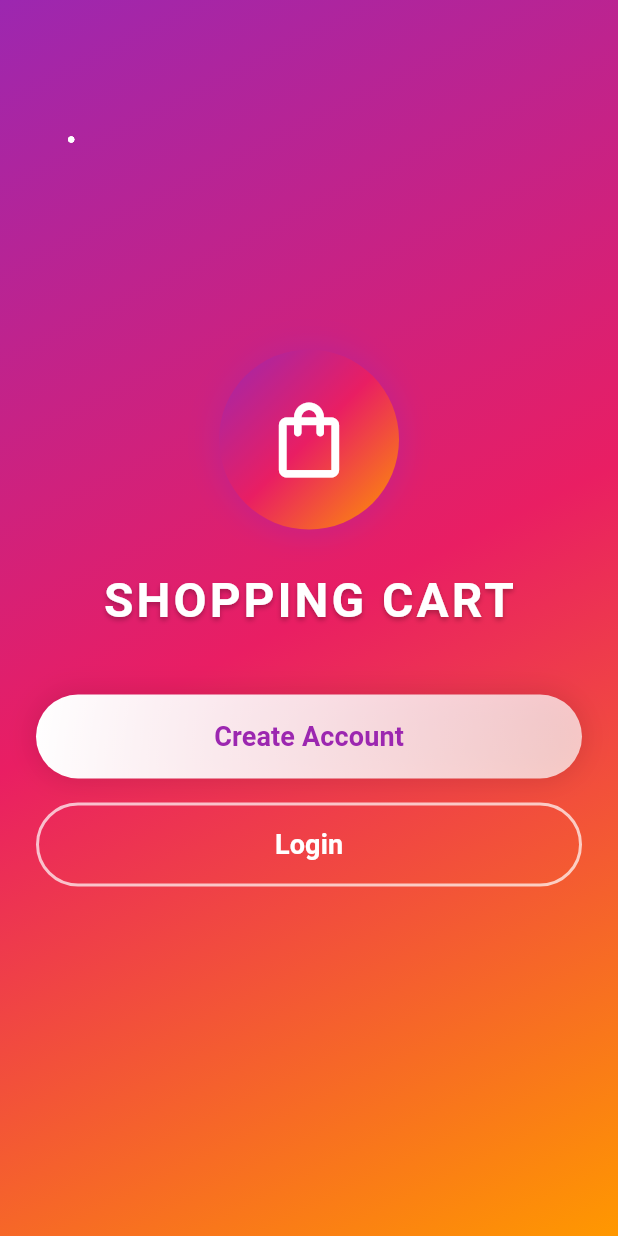
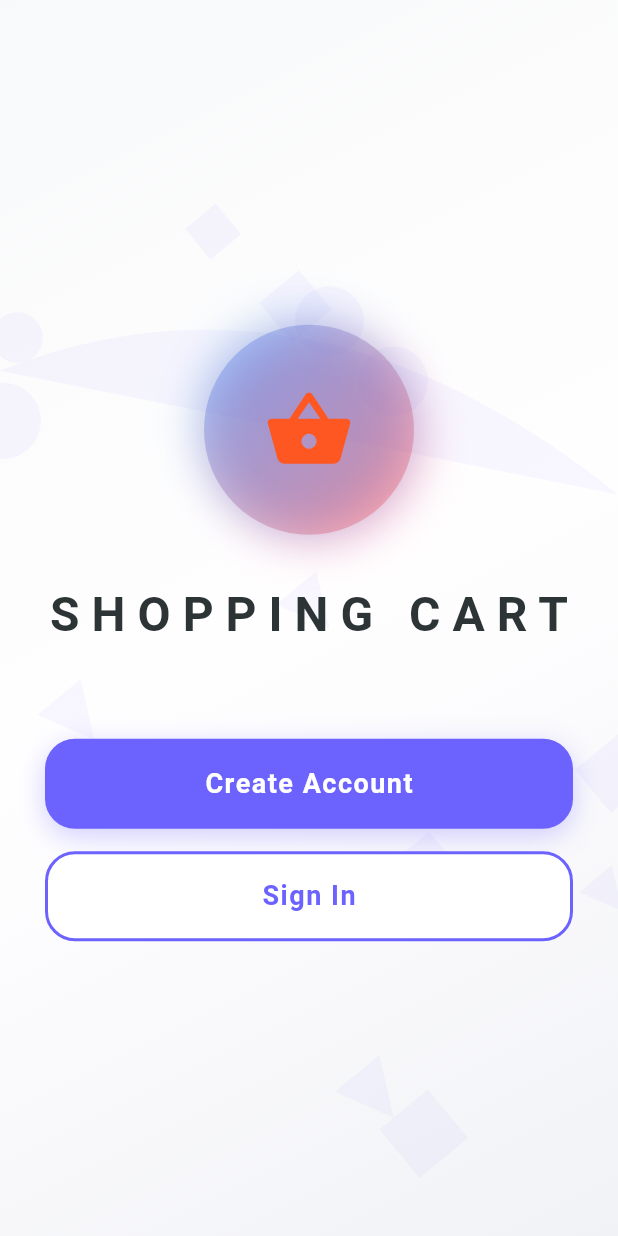
Before and after one commit to keerthana2331/level8, a Flutter app: the screen it shows after launch, on a phone screen of 412 x 824 dp. Run offline on Flutter 3.47's test engine with Material 3 defaults, Android fonts, the light colour scheme and no system bars; our stand-ins replace email_validator, shared_preferences.

Commit message:
made some changes into it

```diff
--- a/lib/first_screen.dart
+++ b/lib/first_screen.dart
@@ -7,171 +7,284 @@ class ShoppingHomePage extends StatelessWidget {
   @override
   Widget build(BuildContext context) {
     return Scaffold(
-      body: Container(
-        decoration: const BoxDecoration(
-          gradient: LinearGradient(
-            colors: [Colors.purple, Colors.pink, Colors.orange],
-            begin: Alignment.topLeft,
-            end: Alignment.bottomRight,
+      body: Stack(
+        children: [
+          Positioned.fill(
+            child: CustomPaint(
+              painter: CurvedBackgroundPainter(),
             ),
           ),
-        child: Stack(
+          buildFloatingShapes(),
+          SafeArea(
+            child: Column(
               children: [
-            buildParticles(),
-            SafeArea(
-              child: Padding(
-                padding: const EdgeInsets.symmetric(horizontal: 24),
+                const SizedBox(height: 40),
+                const Spacer(),
+                buildMainContent(context),
+                const Spacer(),
+                const SizedBox(height: 20),
+              ],
+            ),
+          ),
+        ],
+      ),
+    );
+  }
+
+  Widget buildMainContent(BuildContext context) {
+    return TweenAnimationBuilder(
+      duration: const Duration(seconds: 1),
+      tween: Tween<double>(begin: 0, end: 1),
+      builder: (context, double value, child) {
+        return Transform.translate(
+          offset: Offset(0, 50 * (1 - value)),
+          child: Opacity(
+            opacity: value,
             child: Column(
-                  mainAxisAlignment: MainAxisAlignment.center,
               children: [
-                    buildLogo(),
-                    const SizedBox(height: 40),
+                buildLogoSection(),
+                const SizedBox(height: 60),
                 buildAuthButtons(context),
               ],
             ),
           ),
+        );
+      },
+    );
+  }
+
+  Widget buildLogoSection() {
+    return Column(
+      children: [
+        TweenAnimationBuilder(
+          duration: const Duration(seconds: 1),
+          tween: Tween<double>(begin: 0, end: 1),
+          builder: (context, double value, child) {
+            return Transform.scale(
+              scale: value,
+              child: Stack(
+                alignment: Alignment.center,
+                children: [
+                  Container(
+                    width: 140,
+                    height: 140,
+                    decoration: BoxDecoration(
+                      gradient: LinearGradient(
+                        colors: [
+                          Colors.blueAccent.withOpacity(0.4),
+                          Colors.redAccent.withOpacity(0.4),
+                        ],
+                        begin: Alignment.topLeft,
+                        end: Alignment.bottomRight,
+                      ),
+                      borderRadius: BorderRadius.circular(70),
+                      boxShadow: [
+                        BoxShadow(
+                          color: Colors.pink.withOpacity(0.3),
+                          blurRadius: 25,
+                          offset: const Offset(5, 5),
+                        ),
+                        BoxShadow(
+                          color: Colors.blue.withOpacity(0.3),
+                          blurRadius: 25,
+                          offset: const Offset(-5, -5),
                         ),
                       ],
                     ),
                   ),
-    );
-  }
-
-  Widget buildLogo() {
-    return Column(
-      children: [
-        Container(
-          width: 120,
-          height: 120,
-          decoration: BoxDecoration(
-            shape: BoxShape.circle,
-            gradient: const LinearGradient(
-              colors: [Colors.purple, Colors.pink, Colors.orange],
-              begin: Alignment.topLeft,
-              end: Alignment.bottomRight,
-            ),
-            boxShadow: [
-              BoxShadow(
-                color: Colors.purple.withOpacity(0.3),
-                blurRadius: 15,
-                spreadRadius: 5,
+                  const Icon(
+                    Icons.shopping_basket,
+                    size: 60,
+                    color: Colors.deepOrange,
                   ),
                 ],
               ),
-          child: const Icon(
-            Icons.shopping_bag_outlined,
-            size: 60,
-            color: Colors.white,
+            );
+          },
         ),
-        ),
-        const SizedBox(height: 24),
+        const SizedBox(height: 30),
         const Text(
           'SHOPPING CART',
           style: TextStyle(
             fontSize: 32,
             fontWeight: FontWeight.bold,
-            color: Colors.white,
-            letterSpacing: 2,
-            shadows: [
-              Shadow(
-                color: Colors.black26,
-                offset: Offset(0, 2),
-                blurRadius: 4,
-              ),
-            ],
+            letterSpacing: 8,
+            color: Color(0xFF2D3436),
           ),
         ),
+        // const Text(
+        //   'Discover the extraordinary',
+        //   style: TextStyle(
+        //     fontSize: 16,
+        //     color: Color(0xFF636E72),
+        //     letterSpacing: 2,
+        //   ),
+        // ),
       ],
     );
   }
 
   Widget buildAuthButtons(BuildContext context) {
-    return Column(
+    return Padding(
+      padding: const EdgeInsets.symmetric(horizontal: 30),
+      child: Column(
         children: [
           buildButton(
+            onTap: () => Navigator.pushNamed(context, '/signup'),
             text: 'Create Account',
-          onPressed: () => Navigator.pushNamed(context, '/signup'),
             isPrimary: true,
           ),
-        const SizedBox(height: 16),
+          const SizedBox(height: 15),
           buildButton(
-          text: 'Login',
-          onPressed: () => Navigator.pushNamed(context, '/login'),
+            onTap: () => Navigator.pushNamed(context, '/login'),
+            text: 'Sign In',
             isPrimary: false,
           ),
         ],
+      ),
     );
   }
 
   Widget buildButton({
+    required VoidCallback onTap,
     required String text,
-    required VoidCallback onPressed,
     required bool isPrimary,
   }) {
-    return Container(
+    return Material(
+      color: Colors.transparent,
+      child: InkWell(
+        onTap: onTap,
+        borderRadius: BorderRadius.circular(20),
+        child: Container(
           width: double.infinity,
-      height: 56,
-      decoration: isPrimary
-          ? BoxDecoration(
-              borderRadius: BorderRadius.circular(30),
-              gradient: const LinearGradient(
-                colors: [Colors.white, Colors.white70],
-                begin: Alignment.topLeft,
-                end: Alignment.bottomRight,
+          height: 60,
+          decoration: BoxDecoration(
+            color: isPrimary ? const Color(0xFF6C63FF) : Colors.white,
+            borderRadius: BorderRadius.circular(20),
+            border: isPrimary
+                ? null
+                : Border.all(color: const Color(0xFF6C63FF), width: 2),
+            boxShadow: isPrimary
+                ? [
+                    BoxShadow(
+                      color: const Color(0xFF6C63FF).withOpacity(0.3),
+                      blurRadius: 15,
+                      offset: const Offset(0, 5),
                     ),
-              boxShadow: const [
-                BoxShadow(
-                  color: Colors.black12,
-                  blurRadius: 15,
-                  spreadRadius: 1,
+                  ]
+                : null,
           ),
-              ],
-            )
-          : BoxDecoration(
-              borderRadius: BorderRadius.circular(30),
-              border: Border.all(color: Colors.white70, width: 2),
-            ),
-      child: TextButton(
-        onPressed: onPressed,
-        style: TextButton.styleFrom(
-          backgroundColor: Colors.transparent,
-          shape: RoundedRectangleBorder(
-            borderRadius: BorderRadius.circular(30),
-          ),
-        ),
+          child: Center(
             child: Text(
               text,
               style: TextStyle(
+                color: isPrimary ? Colors.white : const Color(0xFF6C63FF),
                 fontSize: 18,
-            color: isPrimary ? Colors.purple : Colors.white,
-            fontWeight: FontWeight.bold,
+                fontWeight: FontWeight.w600,
+                letterSpacing: 1,
+              ),
+            ),
           ),
         ),
       ),
     );
   }
 
-  Widget buildParticles() {
-    return LayoutBuilder(
-      builder: (context, constraints) {
-        return Stack(
-          children: List.generate(
-            20,
-            (index) => Positioned(
-              left: math.Random().nextDouble() * constraints.maxWidth,
-              top: math.Random().nextDouble() * constraints.maxHeight,
-              child: Container(
-                width: 4,
-                height: 4,
-                decoration: BoxDecoration(
-                  shape: BoxShape.circle,
-                  color: Colors.white.withOpacity(0.3),
-                ),
-              ),
-            ),
+  Widget buildFloatingShapes() {
+    return TweenAnimationBuilder(
+      duration: const Duration(seconds: 20),
+      tween: Tween<double>(begin: 0, end: 2 * math.pi),
+      builder: (context, double value, child) {
+        return Transform.rotate(
+          angle: value,
+          child: CustomPaint(
+            painter: FloatingShapesPainter(),
+            size: Size.infinite,
           ),
         );
       },
     );
   }
 }
+
+class CurvedBackgroundPainter extends CustomPainter {
+  @override
+  void paint(Canvas canvas, Size size) {
+    final paint = Paint()
+      ..shader = LinearGradient(
+        begin: Alignment.topLeft,
+        end: Alignment.bottomRight,
+        colors: [
+          const Color(0xFFF8F9FA),
+          Colors.white.withOpacity(0.9),
+          const Color(0xFFF1F2F6),
+        ],
+      ).createShader(Rect.fromLTWH(0, 0, size.width, size.height));
+
+    final path = Path()
+      ..moveTo(0, 0)
+      ..lineTo(size.width, 0)
+      ..lineTo(size.width, size.height)
+      ..lineTo(0, size.height)
+      ..close();
+
+    canvas.drawPath(path, paint);
+
+    final curvePaint = Paint()
+      ..color = const Color(0xFF6C63FF).withOpacity(0.05)
+      ..style = PaintingStyle.fill;
+
+    final curvePath = Path()
+      ..moveTo(0, size.height * 0.3)
+      ..quadraticBezierTo(
+        size.width * 0.5,
+        size.height * 0.2,
+        size.width,
+        size.height * 0.4,
+      );
+
+    canvas.drawPath(curvePath, curvePaint);
+  }
+
+  @override
+  bool shouldRepaint(covariant CustomPainter oldDelegate) => false;
+}
+
+class FloatingShapesPainter extends CustomPainter {
+  @override
+  void paint(Canvas canvas, Size size) {
+    final random = math.Random(42);
+    final paint = Paint()..style = PaintingStyle.fill;
+
+    for (var i = 0; i < 15; i++) {
+      final x = random.nextDouble() * size.width;
+      final y = random.nextDouble() * size.height;
+      final radius = random.nextDouble() * 20 + 10;
+
+      paint.color = Color(0xFF6C63FF).withOpacity(0.05);
+
+      if (i % 3 == 0) {
+        canvas.drawCircle(Offset(x, y), radius, paint);
+      } else if (i % 3 == 1) {
+        canvas.drawRect(
+          Rect.fromCenter(
+            center: Offset(x, y),
+            width: radius * 2,
+            height: radius * 2,
+          ),
+          paint,
+        );
+      } else {
+        final path = Path()
+          ..moveTo(x, y - radius)
+          ..lineTo(x + radius, y + radius)
+          ..lineTo(x - radius, y + radius)
+          ..close();
+        canvas.drawPath(path, paint);
+      }
+    }
+  }
+
+  @override
+  bool shouldRepaint(covariant CustomPainter oldDelegate) => false;
+}
--- a/lib/login_apiservice.dart
+++ b/lib/login_apiservice.dart
@@ -47,6 +47,7 @@ Future<String?> loginUser(Loguser loginUser) async {
     return null;
   }
 }
+
 Future<Map<String, String>> getAuthHeaders() async {
   final prefs = await SharedPreferences.getInstance();
   final token = prefs.getString('authToken');
@@ -58,6 +59,7 @@ Future<Map<String, String>> getAuthHeaders() async {
     return {};
   }
 }
+
 Future<void> fetchUserProfile() async {
   try {
     final headers = await getAuthHeaders();
--- a/lib/main.dart
+++ b/lib/main.dart
@@ -11,14 +11,14 @@ import 'package:leveleight/signup_screen.dart';
 import 'package:leveleight/verfication_screen.dart';
 import 'package:provider/provider.dart';
 
-// HomePage for authenticated users
+
 void main() {
   runApp(
     MultiProvider(
       providers: [
         ChangeNotifierProvider(
           create: (_) =>
-              AuthProvider(), // Implement AuthProvider logic for auth flow
+              AuthProvider(),
         ),
       ],
       child: MyApp(),
@@ -36,40 +36,39 @@ class MyApp extends StatelessWidget {
       theme: ThemeData(primarySwatch: Colors.blue),
       initialRoute: authProvider.isAuthenticated
           ? '/home'
-          : '/', // Dynamically set based on auth status
+          : '/',
       routes: {
         '/': (context) =>
-            ShoppingHomePage(), // Initial screen (could be splash or intro)
-        '/signup': (context) => SignupScreen(), // Sign-up page
-        '/login': (context) => LoginScreen(), // Login page
-        '/otp': (context) => OTPScreen(), // OTP verification page
-        '/home': (context) => HomeScreen(), // Home page for authenticated users
-        '/verify': (context) => VerificationPage(), // Email verification page
+            ShoppingHomePage(),
+        '/signup': (context) => SignupScreen(),
+        '/login': (context) => LoginScreen(),
+        '/otp': (context) => OTPScreen(),
+        '/home': (context) => HomeScreen(),
+        '/verify': (context) => VerificationPage(),
       },
-      // Add onGenerateRoute to handle dynamic routes
       onGenerateRoute: (settings) {
         if (settings.name == '/register') {
           final email =
-              settings.arguments as String; // Receive the email argument
+              settings.arguments as String;
           return MaterialPageRoute(
-            builder: (context) => RegisterPage(email: email), // Pass the email
+            builder: (context) => RegisterPage(email: email),
           );
         }
-        // Add more routes with dynamic arguments if needed
-        return null; // Fallback to default behavior if route not found
+
+        return null;
       },
-      // Optional: Handle undefined routes
+
       onUnknownRoute: (settings) {
         return MaterialPageRoute(
           builder: (context) =>
-              UnknownPage(), // Display a 404 page or error page
+              UnknownPage(),
         );
       },
     );
   }
 }
 
-// Example RegisterPage implementation to accept email
+
 class RegisterPage extends StatelessWidget {
   final String email;
   RegisterPage({required this.email});
@@ -81,13 +80,13 @@ class RegisterPage extends StatelessWidget {
       ),
       body: Center(
         child: Text(
-            "Registering with email: $email"), // Display email or handle registration
+            "Registering with email: $email"),
       ),
     );
   }
 }
 
-// Optional: Handle unknown routes
+
 class UnknownPage extends StatelessWidget {
   @override
   Widget build(BuildContext context) {
--- a/lib/product_model.dart
+++ b/lib/product_model.dart
@@ -1,5 +1,5 @@
 class Product {
-  String? id; // Use nullable to handle cases where id might not be present
+  String? id;
   String name;
   String description;
   double price;
@@ -11,15 +11,13 @@ class Product {
     required this.price,
   });
 
-  /// Factory method to create a Product from JSON
   factory Product.fromJson(Map<String, dynamic> json) => Product(
-        id: json['_id'], // Map `_id` to `id`
+        id: json['_id'],
         name: json['name'],
         description: json['description'],
         price: (json['price'] as num).toDouble(),
       );
 
-  /// Convert a Product object to JSON
   Map<String, dynamic> toJson() {
     final Map<String, dynamic> data = {
       'name': name,
```
Also changed, not shown: lib/auth_provider.dart (+23 -18 lines), lib/home_screen.dart (+26 -17 lines), lib/login_screen.dart (+3 -9 lines), lib/product_api.dart (+3 -8 lines), lib/signup_api.dart (+3 -5 lines), lib/signup_screen.dart (line endings or trailing spaces). Lines whose indentation alone changed are shown as unchanged.
